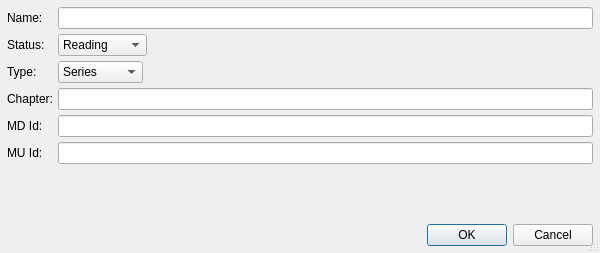
Qt form Tracker-lib/src/UI/AddWorkDialog/AddWorkDialog.ui (NikolaRoev/Tracker) before a commit.
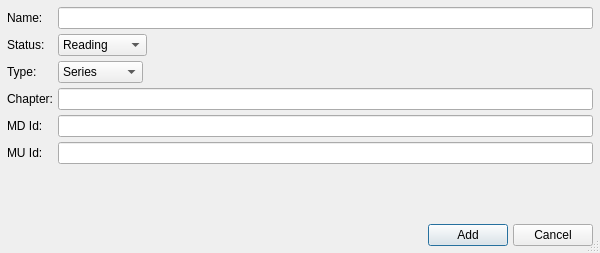
The same form after that commit.

Diff of the .ui file:
```diff
--- a/Tracker-lib/src/UI/AddWorkDialog/AddWorkDialog.ui
+++ b/Tracker-lib/src/UI/AddWorkDialog/AddWorkDialog.ui
@@ -16,7 +16,7 @@
   <property name="sizeGripEnabled">
    <bool>true</bool>
   </property>
-  <layout class="QVBoxLayout" name="verticalLayout">
+  <layout class="QVBoxLayout" name="verticalLayout" stretch="1,0">
    <property name="spacing">
     <number>5</number>
    </property>
@@ -136,14 +136,38 @@
     </layout>
    </item>
    <item>
-    <widget class="QDialogButtonBox" name="buttonBox">
-     <property name="orientation">
-      <enum>Qt::Horizontal</enum>
+    <layout class="QHBoxLayout" name="horizontalLayout" stretch="1,0,0">
+     <property name="spacing">
+      <number>5</number>
      </property>
-     <property name="standardButtons">
-      <set>QDialogButtonBox::Cancel|QDialogButtonBox::Ok</set>
-     </property>
-    </widget>
+     <item>
+      <spacer name="horizontalSpacer">
+       <property name="orientation">
+        <enum>Qt::Horizontal</enum>
+       </property>
+       <property name="sizeHint" stdset="0">
+        <size>
+         <width>40</width>
+         <height>20</height>
+        </size>
+       </property>
+      </spacer>
+     </item>
+     <item>
+      <widget class="QPushButton" name="addButton">
+       <property name="text">
+        <string>Add</string>
+       </property>
+      </widget>
+     </item>
+     <item>
+      <widget class="QPushButton" name="cancelButton">
+       <property name="text">
+        <string>Cancel</string>
+       </property>
+      </widget>
+     </item>
+    </layout>
    </item>
   </layout>
  </widget>
```
Left out of the diff: 28 changed lines with no effect on the pictures.
